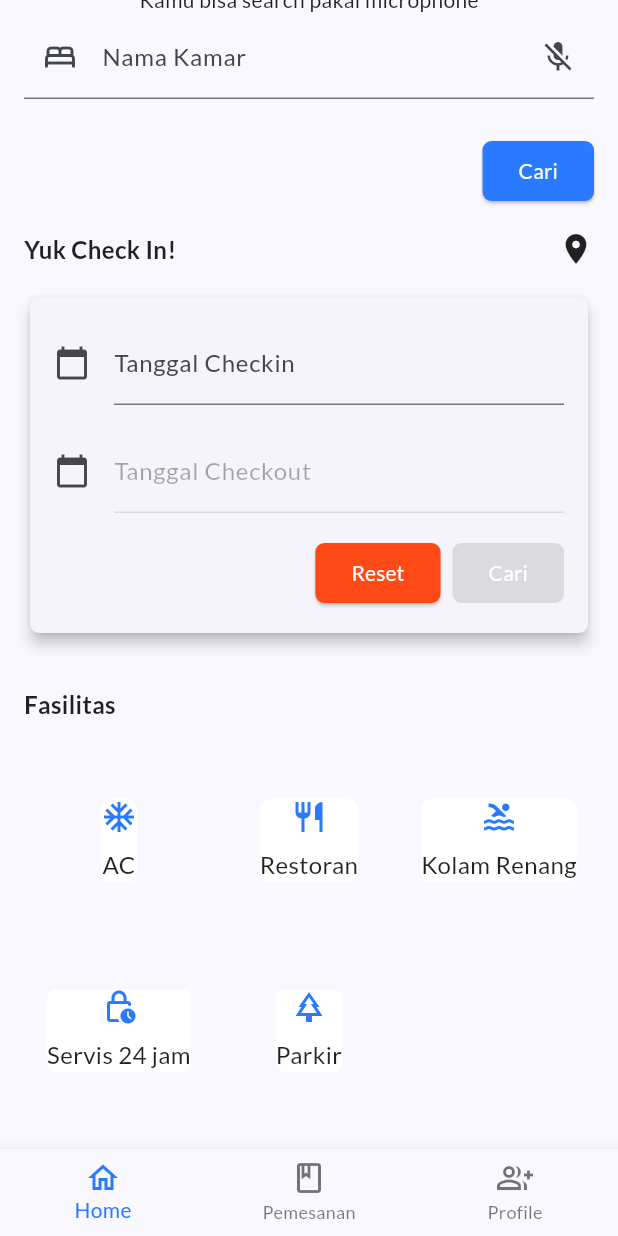
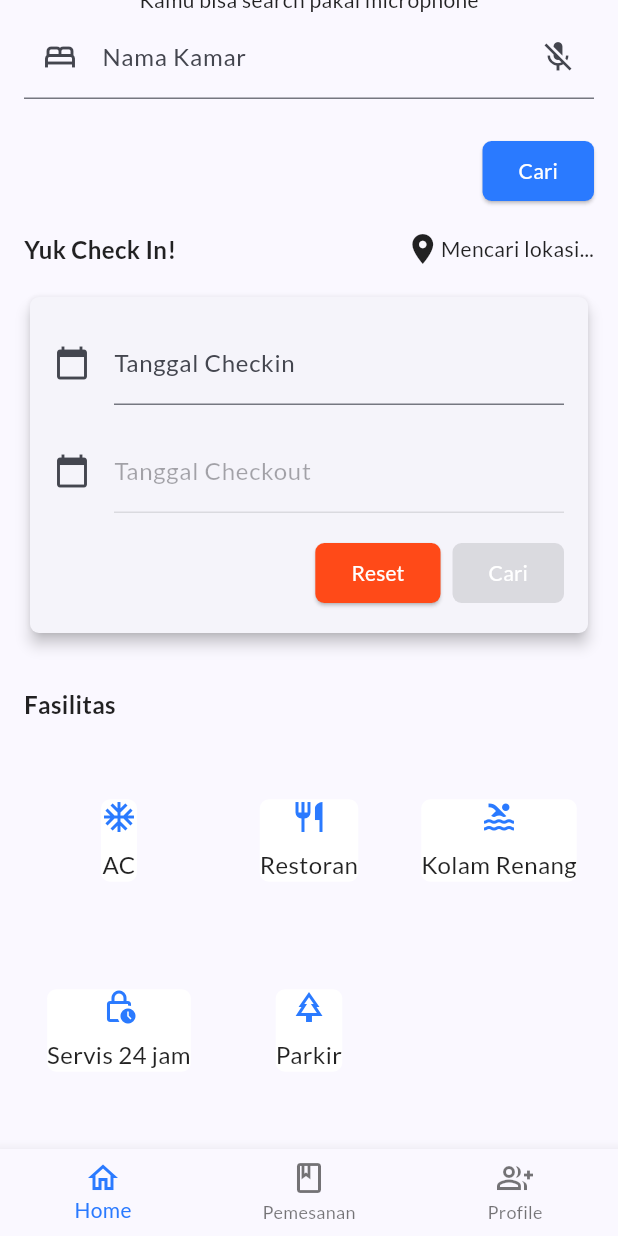
Before and after one commit to GabrielAllba/UGD2_C_Kelompok6, a Flutter app: the TabsScreen screen opened directly, scrolled down 307 dp, after a tap on the "location on" icon, on a phone screen of 412 x 824 dp. Run offline on Flutter 3.47's test engine with Material 2 defaults, Android fonts, the phone set to English and light mode, and no system bars; our stand-ins replace flutter_slidable, fluttertoast, geocoding, geolocator, google_fonts, shared_preferences and 2 more; missing offline and left inert: input_history_text_field; accounts and stored records are empty.

Commit message:
memunculkan location

```diff
--- a/lib/screens/home.dart
+++ b/lib/screens/home.dart
@@ -99,10 +99,16 @@ class HomeScreenState extends State<HomeScreen> {
         await placemarkFromCoordinates(position.latitude, position.longitude);
     print(placemarks);
 
-    Placemark place = placemarks[0];
-    setState(() {
-      strAlamat = '${place.street}, ${place.subLocality}, ${place.locality}';
-    });
+    if (placemarks.isNotEmpty) {
+      Placemark place = placemarks[0];
+      setState(() {
+        strAlamat = '${place.street}';
+      });
+    } else {
+      setState(() {
+        strAlamat = 'Tidak dapat menemukan alamat';
+      });
+    }
   }
 
   void onTapCheckin() async {
@@ -427,6 +433,11 @@ class HomeScreenState extends State<HomeScreen> {
                         Icons.location_on,
                         size: 24,
                       ),
+                      if (strLatLong
+                          .isNotEmpty) // Menampilkan info lokasi jika sudah ada data
+                        Text(strAlamat),
+                      if (loading) // Menampilkan pesan loading jika sedang mencari lokasi
+                        Text('Mencari lokasi...'),
                     ],
                   ),
                   onTap: () async {
@@ -435,6 +446,8 @@ class HomeScreenState extends State<HomeScreen> {
                     });
 
                     Position position = await _getGeoLocationPosition();
+                    getAddressFromLongLat(position);
+
                     setState(() {
                       loading = false;
                       strLatLong =
```
